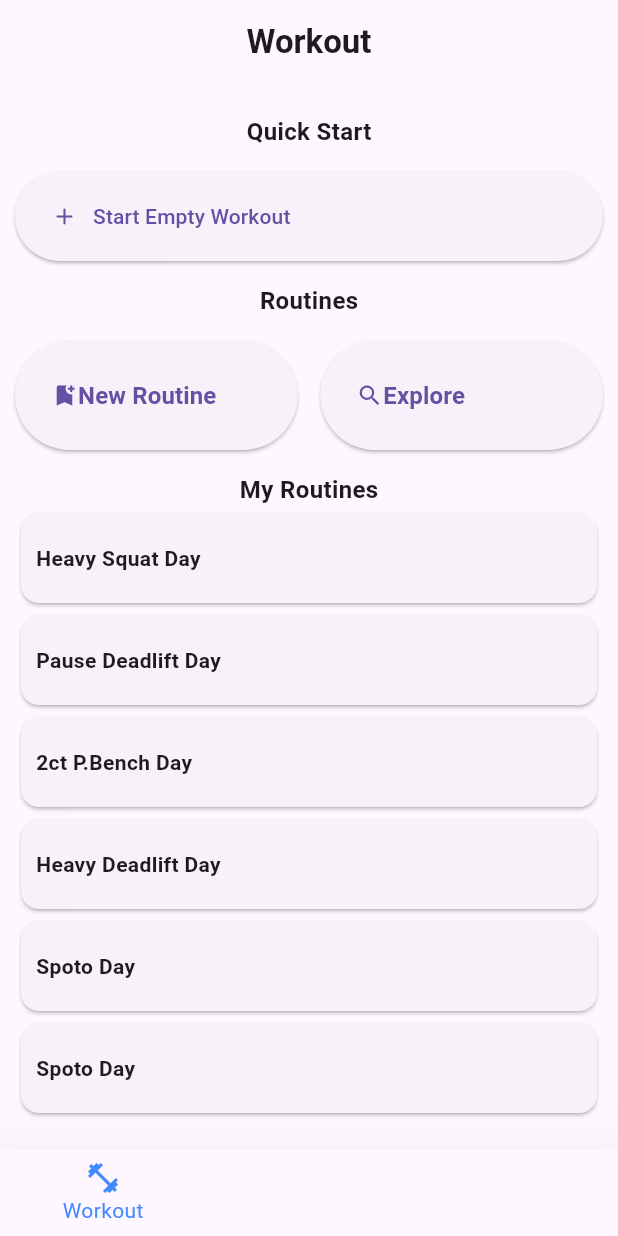
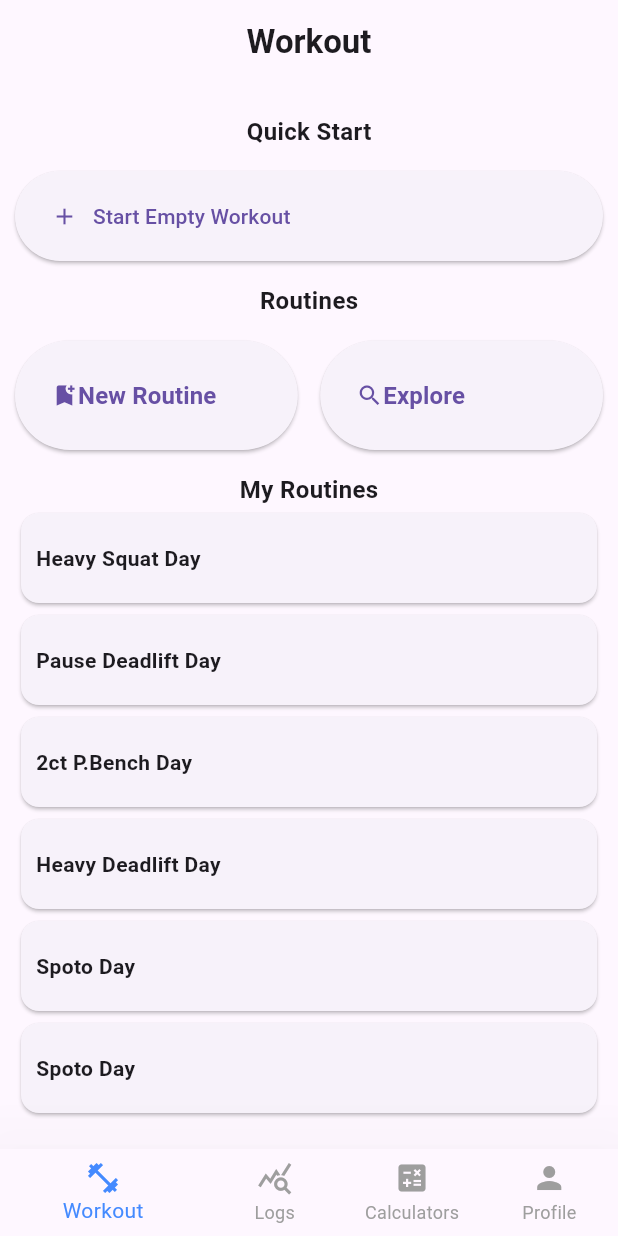
Before and after one commit to Tylefnx/gymlogger, a Flutter app: the screen it shows after launch, on a phone screen of 412 x 824 dp. Run offline on Flutter 3.47's test engine with Material 3 defaults, Android fonts, the phone set to English and light mode, and no system bars; our stand-ins replace flutter_hooks, hooks_riverpod.

Commit message:
Bottom navigation bar ui improvements

```diff
--- a/lib/core/presentation/bottom_navigation_bar/bottom_navigation_bar.dart
+++ b/lib/core/presentation/bottom_navigation_bar/bottom_navigation_bar.dart
@@ -10,6 +10,8 @@ class CustomBottomNavigationBar extends HookWidget {
   });
   Widget build(BuildContext context) {
     return BottomNavigationBar(
+      unselectedItemColor: Colors.grey,
+      showUnselectedLabels: true,
       currentIndex: selectedIndex.value,
       fixedColor: Colors.blueAccent,
       elevation: 50,
```
